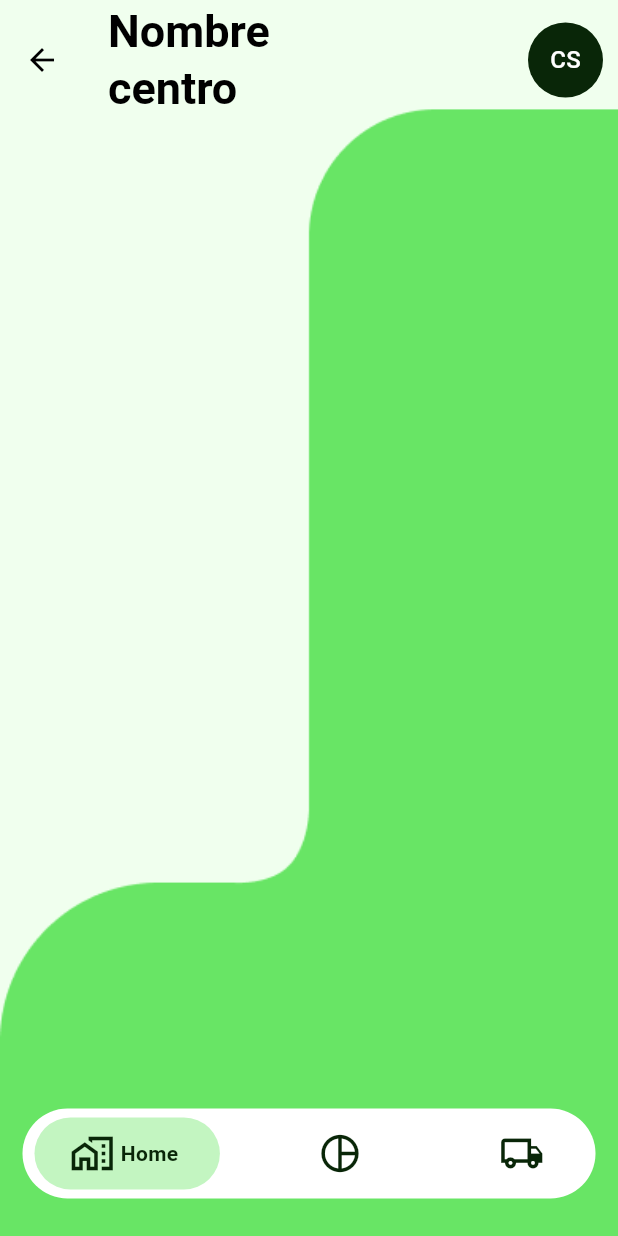
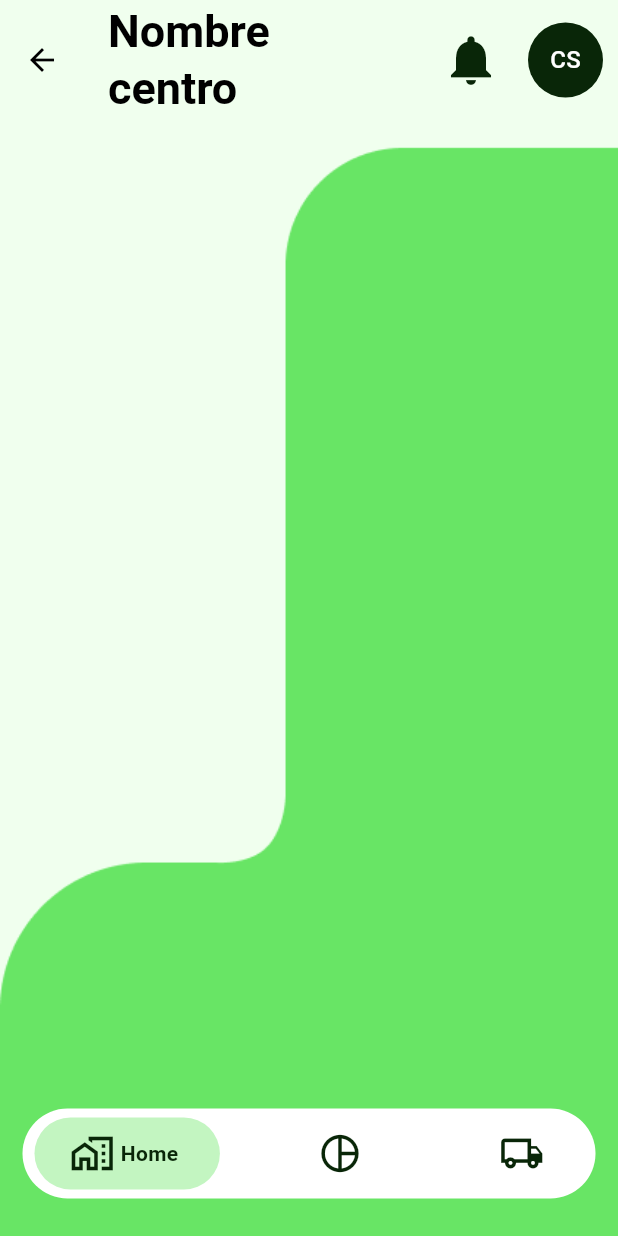
Before and after one commit to saulm10/Sensorize_App, a Flutter app: the _TapsScreen screen opened directly, on a phone screen of 412 x 824 dp. Run offline on Flutter 3.47's test engine with Material 3 defaults, Android fonts, the phone set to English and light mode, and no system bars; our stand-ins replace flutter_dotenv, flutter_secure_storage, fluttertoast, get_it, injectable, isar and 4 more; accounts and stored records are empty; generated files the repository leaves out were written again.

Commit message:
# - Fondo desplazable y pantalla silos

```diff
--- a/lib/screens/screens.dart
+++ b/lib/screens/screens.dart
@@ -1,3 +1,5 @@
+export 'package:sensorize/screens/taps/tap_silos/tap_silos_provider.dart';
+export 'package:sensorize/screens/taps/tap_silos/tap_silos_screen.dart';
 export 'package:sensorize/screens/taps/tap_home/tap_home_provider.dart';
 export 'package:sensorize/screens/taps/tap_home/tap_home_screen.dart';
 export 'package:sensorize/screens/profile/profile_provider.dart';
--- a/lib/screens/taps/tap_home/tap_home_screen.dart
+++ b/lib/screens/taps/tap_home/tap_home_screen.dart
@@ -8,8 +8,7 @@ import 'package:smooth_page_indicator/smooth_page_indicator.dart';
 import 'tap_home_provider.dart';
 
 class TapHomeScreen extends StatelessWidget {
-  final List<Silos> silos;
-  const TapHomeScreen({super.key, required this.silos});
+  const TapHomeScreen({super.key});
 
   // Índice actual de la página
   @override
--- a/lib/screens/taps/taps_screen.dart
+++ b/lib/screens/taps/taps_screen.dart
@@ -25,6 +25,7 @@ class _TapsScreen extends StatelessWidget {
     TapsProvider tapsProvider = Provider.of<TapsProvider>(context);
 
     return SimpleBackground(
+      position: tapsProvider.currentPage,
       child: Scaffold(
         backgroundColor: Colors.transparent,
 
@@ -32,6 +33,14 @@ class _TapsScreen extends StatelessWidget {
         appBar: AppBar(
           backgroundColor: Colors.transparent,
           actions: [
+            IconButton(
+              onPressed: () {},
+              icon: Icon(
+                Icons.notifications,
+                size: 40,
+                color: context.theme.colorScheme.primary,
+              ),
+            ),
             Container(
               margin: const EdgeInsets.symmetric(horizontal: 10),
               child: GestureDetector(
@@ -69,10 +78,8 @@ class _TapsScreen extends StatelessWidget {
           onPageChanged: (index) => tapsProvider.onScroll(index),
           children: tapsProvider.sincornizado
               ? [
-                  TapHomeScreen(
-                    silos: tapsProvider.silos,
-                  ),
-                  Placeholder(),
+                  const TapHomeScreen(),
+                  const TapSilosScreen(),
                   Placeholder(),
                 ]
               : [],
--- a/lib/screens/taps/widgets/simple_background.dart
+++ b/lib/screens/taps/widgets/simple_background.dart
@@ -1,18 +1,25 @@
 import 'package:flutter/material.dart';
 
 class SimpleBackground extends StatelessWidget {
-  const SimpleBackground({super.key, required this.child});
+  const SimpleBackground({
+    super.key,
+    required this.child,
+    this.position = 0,
+  });
   final Widget child;
+  final int position;
 
   @override
   Widget build(BuildContext context) {
     return Container(
       height: MediaQuery.of(context).size.height,
       width: MediaQuery.of(context).size.width,
-      decoration: const BoxDecoration(
+      decoration: BoxDecoration(
         image: DecorationImage(
-          image: AssetImage('assets/resources/fondo.png'),
-          fit: BoxFit.cover,
+          image: const AssetImage('assets/resources/pedido.png'),
+          fit: BoxFit.fitHeight,
+          alignment:
+              position == 0 ? Alignment.centerLeft : Alignment.centerRight,
         ),
       ),
       child: child,
--- a/lib/widgets/silo_widget.dart
+++ b/lib/widgets/silo_widget.dart
@@ -85,8 +85,8 @@ class Silowidget extends StatelessWidget {
               child: Transform.translate(
                 offset: Offset(0, height * 0.55 * (1 - (warningLevel / 100))),
                 child: Container(
-                  height: 5,
-                  width: 50,
+                  height: height * 0.02,
+                  width: height * 0.2,
                   decoration: BoxDecoration(
                       color: Colors.red,
                       borderRadius: BorderRadius.circular(30)),
```
Also changed, not shown: lib/screens/taps/tap_silos/tap_silos_provider.dart (added, +50 -0 lines), lib/screens/taps/tap_silos/tap_silos_screen.dart (added, +200 -0 lines), assets/resources/pedido.png (added), lib/config/di_config/di_config.config.dart.
